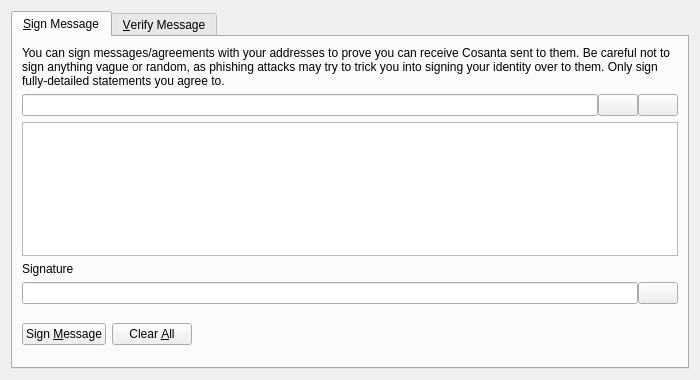
piratecash/pirate, file src/qt/forms/signverifymessagedialog.ui: the form before one commit.
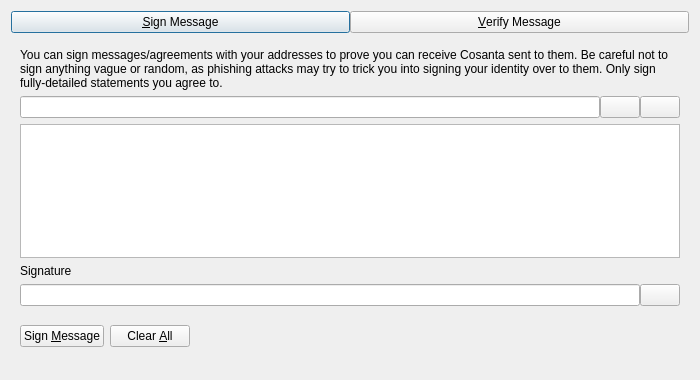
The form after the commit. Custom widgets are drawn as their Qt base class.

What changed in the file:
```diff
--- a/src/qt/forms/signverifymessagedialog.ui
+++ b/src/qt/forms/signverifymessagedialog.ui
@@ -18,14 +18,47 @@
   </property>
   <layout class="QVBoxLayout" name="verticalLayout">
    <item>
-    <widget class="QTabWidget" name="tabWidget">
+    <layout class="QHBoxLayout" name="horizontalLayout_Buttons_2">
+     <property name="spacing">
+      <number>0</number>
+     </property>
+     <property name="topMargin">
+      <number>0</number>
+     </property>
+     <item>
+      <widget class="QPushButton" name="btnSignMessage">
+       <property name="text">
+        <string>&amp;Sign Message</string>
+       </property>
+       <property name="checkable">
+        <bool>true</bool>
+       </property>
+      </widget>
+     </item>
+     <item>
+      <widget class="QPushButton" name="btnVerifyMessage">
+       <property name="text">
+        <string>&amp;Verify Message</string>
+       </property>
+       <property name="checkable">
+        <bool>true</bool>
+       </property>
+      </widget>
+     </item>
+    </layout>
+   </item>
+   <item>
+    <widget class="QStackedWidget" name="stackedWidgetSig">
+     <property name="minimumSize">
+      <size>
+       <width>0</width>
+       <height>0</height>
+      </size>
+     </property>
      <property name="currentIndex">
       <number>0</number>
      </property>
-     <widget class="QWidget" name="tabSignMessage">
-      <attribute name="title">
-       <string>&amp;Sign Message</string>
-      </attribute>
+     <widget class="QWidget" name="pageSignMessage">
       <layout class="QVBoxLayout" name="verticalLayout_SM">
        <item>
         <widget class="QLabel" name="infoLabel_SM">
@@ -198,10 +231,7 @@
        </item>
       </layout>
      </widget>
-     <widget class="QWidget" name="tabVerifyMessage">
-      <attribute name="title">
-       <string>&amp;Verify Message</string>
-      </attribute>
+     <widget class="QWidget" name="pageVerifyMessage">
       <layout class="QVBoxLayout" name="verticalLayout_VM">
        <item>
         <widget class="QLabel" name="infoLabel_VM">
```
